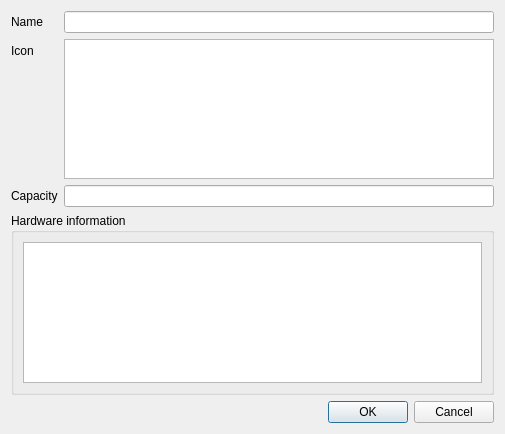
Old version of the form src/devices/deviceproperties.ui in the repository clementine-player/Clementine.
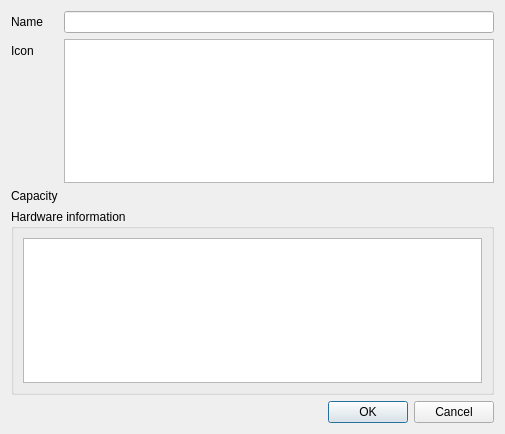
New version of the form. Icons and pictures are not drawn.

Commit message: Change the capacity field to a label, and make double clicking a device actually connect it

The edit to the form file:
```diff
--- a/src/devices/deviceproperties.ui
+++ b/src/devices/deviceproperties.ui
@@ -76,9 +76,9 @@
       </widget>
      </item>
      <item row="2" column="1">
-      <widget class="QLineEdit" name="capacity">
-       <property name="readOnly">
-        <bool>true</bool>
+      <widget class="QLabel" name="capacity">
+       <property name="textInteractionFlags">
+        <set>Qt::LinksAccessibleByMouse|Qt::TextSelectableByKeyboard|Qt::TextSelectableByMouse</set>
        </property>
       </widget>
      </item>
```
Left out of the diff: 6 changed lines with no effect on the pictures. The commit also changes 3 other files.
